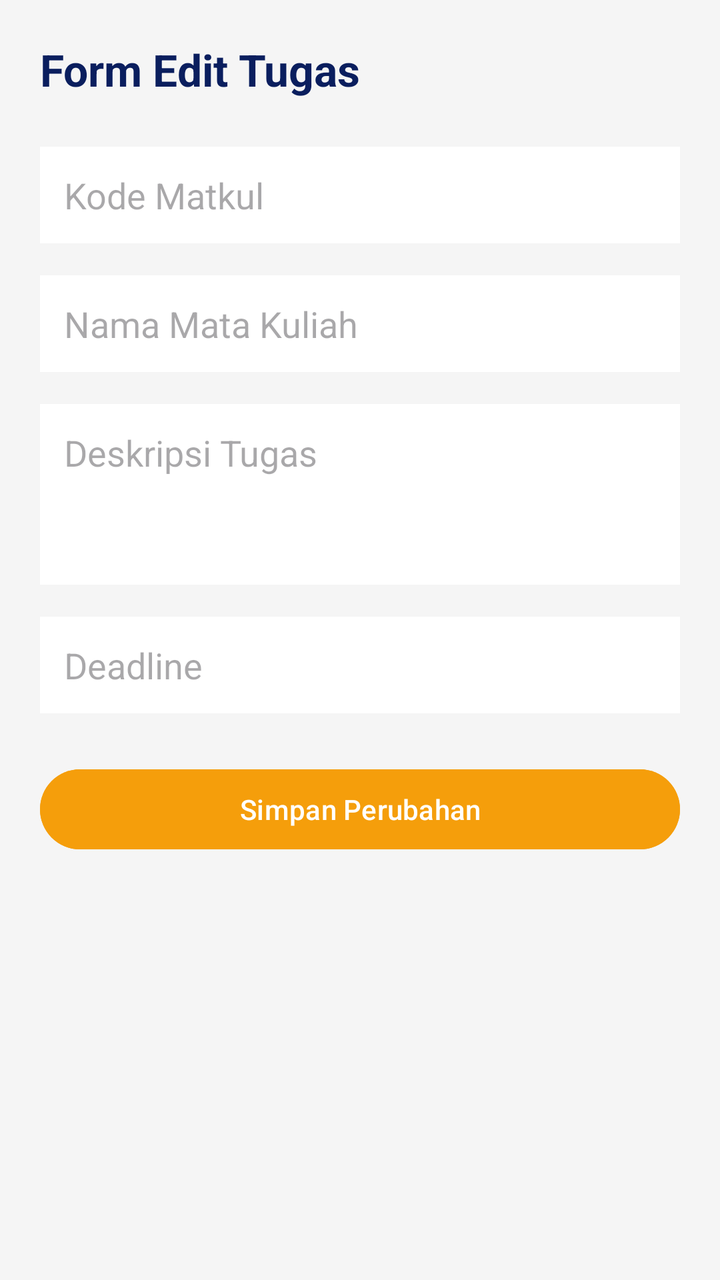
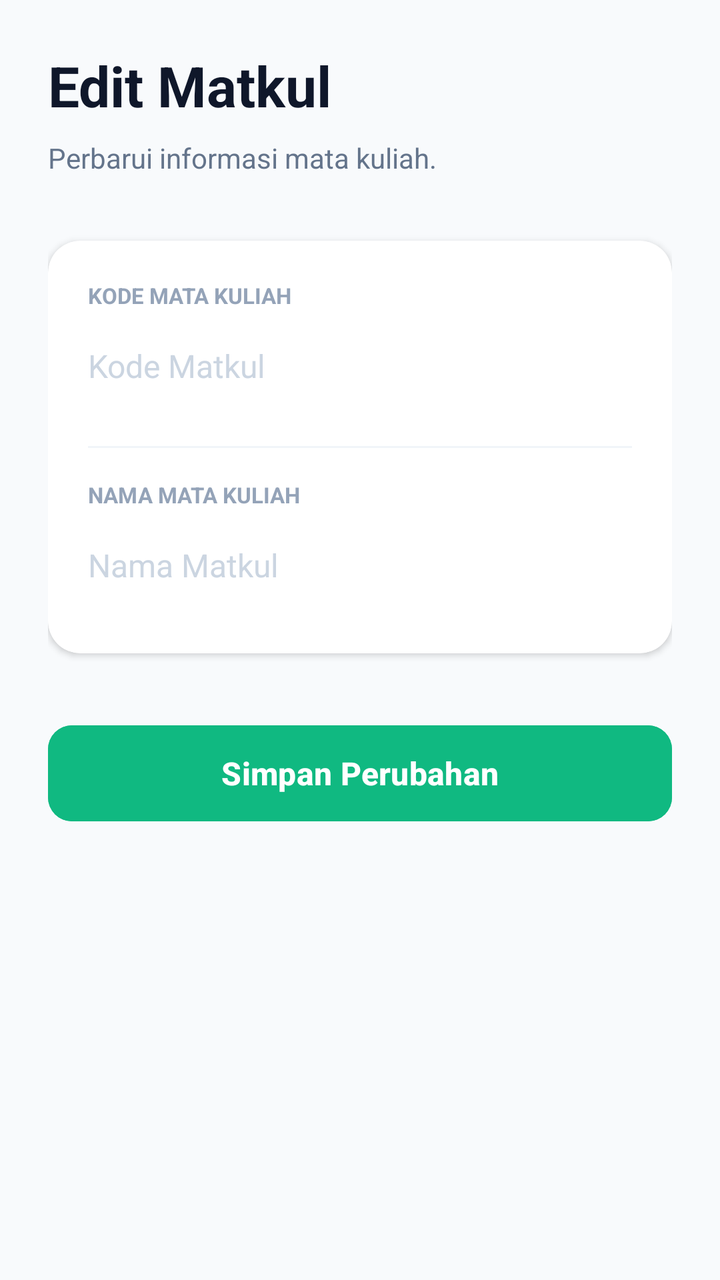

The first picture is an Android layout as it rendered before a commit; the second is the same layout after the commit. The layout source and the unified diff follow.
<!-- AndroidManifest.xml: application theme Theme.Tugas -->
<!-- res/layout/activity_edit_tugas.xml -->
<?xml version="1.0" encoding="utf-8"?>
<LinearLayout xmlns:android="http://schemas.android.com/apk/res/android"
    android:id="@+id/main"
    android:layout_width="match_parent"
    android:layout_height="match_parent"
    android:orientation="vertical"
    android:padding="20dp"
    android:background="#F5F5F5">

    <TextView
        android:layout_width="match_parent"
        android:layout_height="wrap_content"
        android:text="Form Edit Tugas"
        android:textSize="22sp"
        android:textStyle="bold"
        android:textColor="#0A1E5E"
        android:layout_marginBottom="24dp"/>

    <EditText
        android:id="@+id/et_edit_kode"
        android:layout_width="match_parent"
        android:layout_height="wrap_content"
        android:hint="Kode Matkul"
        android:background="@android:color/white"
        android:padding="12dp"
        android:layout_marginBottom="16dp"/>

    <EditText
        android:id="@+id/et_edit_nama"
        android:layout_width="match_parent"
        android:layout_height="wrap_content"
        android:hint="Nama Mata Kuliah"
        android:background="@android:color/white"
        android:padding="12dp"
        android:layout_marginBottom="16dp"/>

    <EditText
        android:id="@+id/et_edit_tugas"
        android:layout_width="match_parent"
        android:layout_height="wrap_content"
        android:hint="Deskripsi Tugas"
        android:background="@android:color/white"
        android:padding="12dp"
        android:lines="3"
        android:gravity="top"
        android:layout_marginBottom="16dp"/>

    <EditText
        android:id="@+id/et_edit_deadline"
        android:layout_width="match_parent"
        android:layout_height="wrap_content"
        android:hint="Deadline"
        android:background="@android:color/white"
        android:padding="12dp"
        android:layout_marginBottom="24dp"/>

    <Button
        android:id="@+id/btn_simpan_perubahan"
        android:layout_width="match_parent"
        android:layout_height="wrap_content"
        android:text="Simpan Perubahan"
        android:backgroundTint="#F59E0B"
        android:textColor="#FFFFFF" />

</LinearLayout>
<!-- resources referenced by this layout -->
<resources>
  <style name="Theme.Tugas" parent="Base.Theme.Tugas" />
  <style name="Base.Theme.Tugas" parent="Theme.Material3.DayNight.NoActionBar">
          
          
      </style>
</resources>

<!-- the commit's change to res/layout/activity_edit_tugas.xml (unified diff, before → after) -->
@@ -1,65 +1,100 @@
 <?xml version="1.0" encoding="utf-8"?>
 <LinearLayout xmlns:android="http://schemas.android.com/apk/res/android"
+    xmlns:app="http://schemas.android.com/apk/res-auto"
     android:id="@+id/main"
     android:layout_width="match_parent"
     android:layout_height="match_parent"
+    android:background="#F8FAFC"
     android:orientation="vertical"
-    android:padding="20dp"
-    android:background="#F5F5F5">
+    android:padding="24dp">
 
     <TextView
+        android:layout_width="wrap_content"
+        android:layout_height="wrap_content"
+        android:text="Edit Matkul"
+        android:textColor="#0F172A"
+        android:textSize="28sp"
+        android:textStyle="bold"
+        android:layout_marginBottom="8dp"/>
+
+    <TextView
+        android:layout_width="wrap_content"
+        android:layout_height="wrap_content"
+        android:text="Perbarui informasi mata kuliah."
+        android:textColor="#64748B"
+        android:textSize="14sp"
+        android:layout_marginBottom="32dp"/>
+
+    <androidx.cardview.widget.CardView
         android:layout_width="match_parent"
         android:layout_height="wrap_content"
-        android:text="Form Edit Tugas"
-        android:textSize="22sp"
-        android:textStyle="bold"
-        android:textColor="#0A1E5E"
-        android:layout_marginBottom="24dp"/>
+        app:cardCornerRadius="16dp"
+        app:cardElevation="2dp"
+        app:cardBackgroundColor="@android:color/white"
+        android:layout_marginBottom="32dp">
 
-    <EditText
-        android:id="@+id/et_edit_kode"
-        android:layout_width="match_parent"
-        android:layout_height="wrap_content"
-        android:hint="Kode Matkul"
-        android:background="@android:color/white"
-        android:padding="12dp"
-        android:layout_marginBottom="16dp"/>
+        <LinearLayout
+            android:layout_width="match_parent"
+            android:layout_height="wrap_content"
+            android:orientation="vertical"
+            android:padding="20dp">
 
-    <EditText
-        android:id="@+id/et_edit_nama"
-        android:layout_width="match_parent"
-        android:layout_height="wrap_content"
-        android:hint="Nama Mata Kuliah"
-        android:background="@android:color/white"
-        android:padding="12dp"
-        android:layout_marginBottom="16dp"/>
+            <TextView
+                android:layout_width="wrap_content"
+                android:layout_height="wrap_content"
+                android:text="KODE MATA KULIAH"
+                android:textSize="11sp"
+                android:textStyle="bold"
+                android:textColor="#94A3B8"
+                android:layout_marginBottom="4dp"/>
 
-    <EditText
-        android:id="@+id/et_edit_tugas"
-        android:layout_width="match_parent"
-        android:layout_height="wrap_content"
-        android:hint="Deskripsi Tugas"
-        android:background="@android:color/white"
-        android:padding="12dp"
-        android:lines="3"
-        android:gravity="top"
-        android:layout_marginBottom="16dp"/>
+            <EditText
+                android:id="@+id/et_edit_kode"
+                android:layout_width="match_parent"
+                android:layout_height="48dp"
+                android:background="@android:color/transparent"
+                android:hint="Kode Matkul"
+                android:textColorHint="#CBD5E1"
+                android:textColor="#1E293B"
+                android:textSize="16sp"
+                android:layout_marginBottom="16dp"/>
 
-    <EditText
-        android:id="@+id/et_edit_deadline"
-        android:layout_width="match_parent"
-        android:layout_height="wrap_content"
-        android:hint="Deadline"
-        android:background="@android:color/white"
-        android:padding="12dp"
-        android:layout_marginBottom="24dp"/>
+            <View
+                android:layout_width="match_parent"
+                android:layout_height="1dp"
+                android:background="#F1F5F9"
+                android:layout_marginBottom="16dp"/>
+
+            <TextView
+                android:layout_width="wrap_content"
+                android:layout_height="wrap_content"
+                android:text="NAMA MATA KULIAH"
+                android:textSize="11sp"
+                android:textStyle="bold"
+                android:textColor="#94A3B8"
+                android:layout_marginBottom="4dp"/>
+
+            <EditText
+                android:id="@+id/et_edit_nama"
+                android:layout_width="match_parent"
+                android:layout_height="48dp"
+                android:background="@android:color/transparent"
+                android:hint="Nama Matkul"
+                android:textColorHint="#CBD5E1"
+                android:textColor="#1E293B"
+                android:textSize="16sp"/>
+        </LinearLayout>
+    </androidx.cardview.widget.CardView>
 
     <Button
         android:id="@+id/btn_simpan_perubahan"
         android:layout_width="match_parent"
-        android:layout_height="wrap_content"
+        android:layout_height="56dp"
         android:text="Simpan Perubahan"
-        android:backgroundTint="#F59E0B"
-        android:textColor="#FFFFFF" />
-
+        android:textAllCaps="false"
+        android:textSize="16sp"
+        android:textStyle="bold"
+        android:textColor="@android:color/white"
+        android:backgroundTint="#10B981"
+        app:cornerRadius="12dp"/>
 </LinearLayout>
